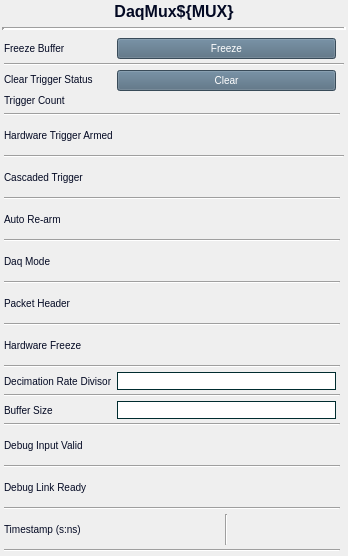
Old version of the form daqMuxV2.ui in the repository cristinasewell/ATCA_PyDM_Screens.
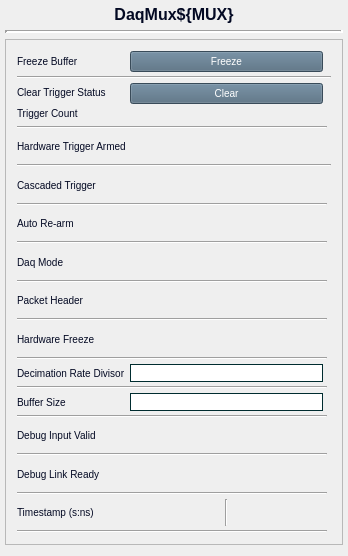
New version of the form. Custom widgets are drawn as their Qt base class.

Commit message: FIX - fix layout for some widgets - mostly stream channel widgets

Patch:
```diff
--- a/daqMuxV2.ui
+++ b/daqMuxV2.ui
@@ -24,16 +24,13 @@
   </property>
   <layout class="QVBoxLayout" name="verticalLayout" stretch="0,0,1">
    <property name="leftMargin">
-    <number>2</number>
+    <number>5</number>
    </property>
    <property name="topMargin">
-    <number>2</number>
+    <number>5</number>
    </property>
    <property name="rightMargin">
-    <number>2</number>
-   </property>
-   <property name="bottomMargin">
-    <number>2</number>
+    <number>5</number>
    </property>
    <item>
     <widget class="QLabel" name="label_15">
@@ -69,6 +66,21 @@
     </widget>
    </item>
    <item>
+    <widget class="QScrollArea" name="scrollArea">
+     <property name="widgetResizable">
+      <bool>true</bool>
+     </property>
+     <widget class="QWidget" name="scrollAreaWidgetContents">
+      <property name="geometry">
+       <rect>
+        <x>0</x>
+        <y>0</y>
+        <width>336</width>
+        <height>512</height>
+       </rect>
+      </property>
+      <layout class="QHBoxLayout" name="horizontalLayout">
+       <item>
     <layout class="QGridLayout" name="gridLayout" columnstretch="0,0,0,0">
      <property name="leftMargin">
       <number>2</number>
@@ -933,6 +945,10 @@
       </widget>
      </item>
     </layout>
+       </item>
+      </layout>
+     </widget>
+    </widget>
    </item>
   </layout>
  </widget>
```
Lines whose indentation alone changed are shown as unchanged. The commit also changes 5 other files.
